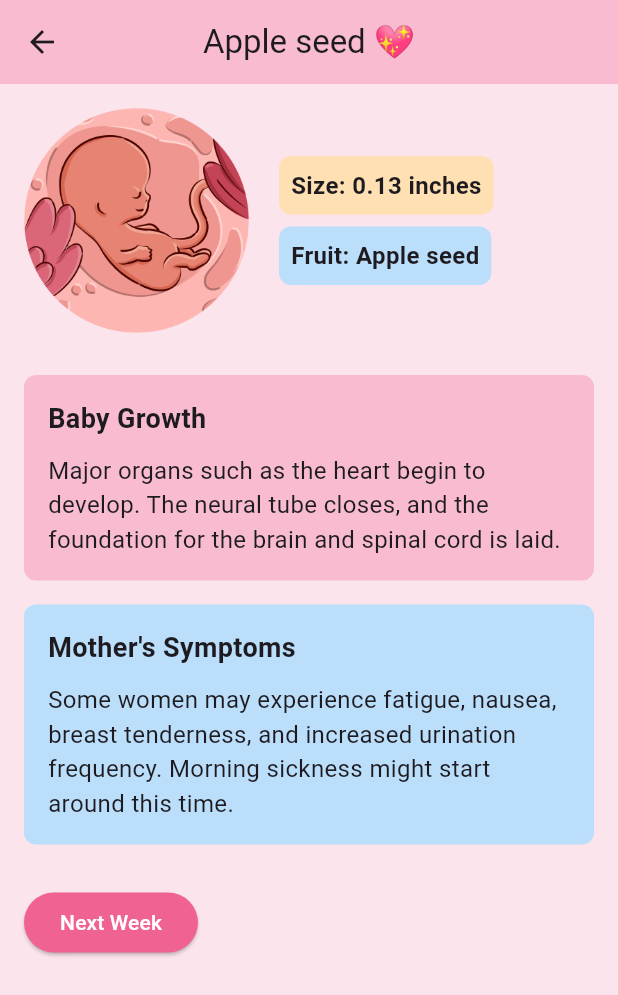
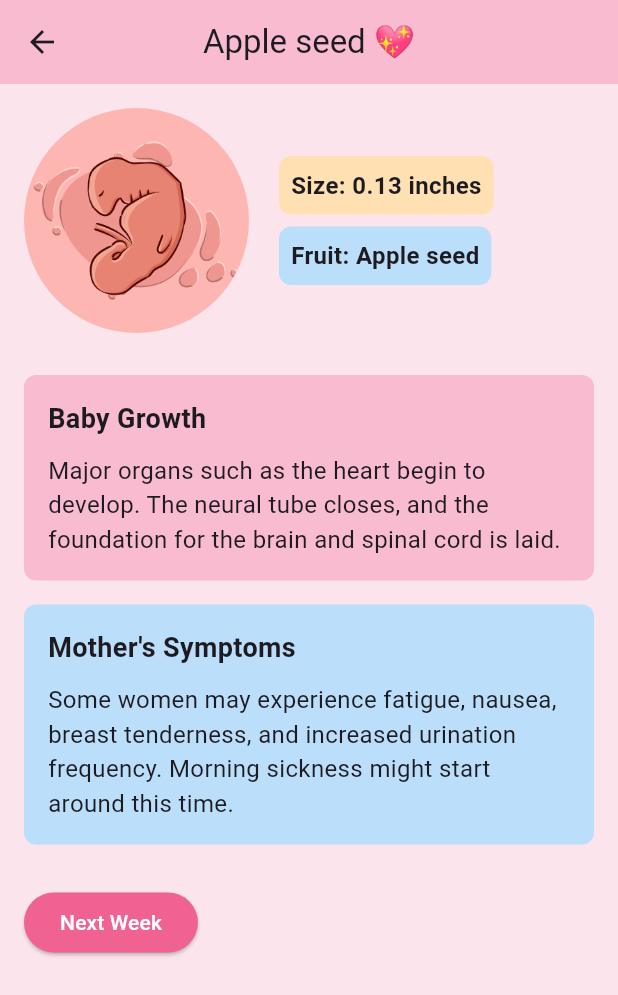
Before and after one commit to ShaikMoosa/Halima, a Flutter app: the HomeScreen screen opened by its route, scrolled down 576 dp, after a tap on "View Progress", on a phone screen of 412 x 824 dp. Shown: the top 995 px of the screen. Run offline on Flutter 3.47's test engine with Material 3 defaults, Android fonts, the phone set to English and light mode, and no system bars; Roboto replaces fonts that are missing (Arial).

Commit message:
same image in view progress as in home page

```diff
--- a/lib/home_screen.dart
+++ b/lib/home_screen.dart
@@ -2,16 +2,15 @@ import 'package:flutter/material.dart';
 import 'package:provider/provider.dart';
 import 'week_provider.dart';
 import 'week_data_model.dart';
-//import 'dart:developer' as developer; // Import for logging
 
 class HomeScreen extends StatefulWidget {
   const HomeScreen({super.key});
 
   @override
-  _HomeScreenState createState() => _HomeScreenState();
+  HomeScreenState createState() => HomeScreenState();
 }
 
-class _HomeScreenState extends State<HomeScreen> {
+class HomeScreenState extends State<HomeScreen> { // Changed class name to public
   late PageController _pageController;
   int initialPageIndex = 0;
 
@@ -21,15 +20,27 @@ class _HomeScreenState extends State<HomeScreen> {
     final weeksData = Provider.of<WeekProvider>(context, listen: false).weeksData;
     final int selectedWeek = ModalRoute.of(context)?.settings.arguments as int? ?? 1;
 
+    // Check if weeksData is not empty before using it
+    if (weeksData.isEmpty) {
+      print("Error: weeksData is empty or not loaded.");
+      return;
+    }
+
     // Calculate the initial page index based on the selected week.
     initialPageIndex = weeksData.indexWhere((weekData) {
       final weekRange = weekData.weekRange.split('-');
       int startWeek = int.parse(weekRange.first);
-      int endWeek = int.parse(weekRange.last);
+      int endWeek = weekRange.length > 1 ? int.parse(weekRange.last) : startWeek;
       return selectedWeek >= startWeek && selectedWeek <= endWeek;
     });
 
-    _pageController = PageController(initialPage: initialPageIndex >= 0 ? initialPageIndex : 0);
+    // Check if the initial page index is valid
+    if (initialPageIndex < 0 || initialPageIndex >= weeksData.length) {
+      print("Error: initialPageIndex is out of range: $initialPageIndex");
+      initialPageIndex = 0; // Set to the first page if out of range
+    }
+
+    _pageController = PageController(initialPage: initialPageIndex);
 
     // Trigger auto-scroll after a short delay of 0.3 seconds
     Future.delayed(const Duration(milliseconds: 300), () {
@@ -106,7 +117,13 @@ class _HomeScreenState extends State<HomeScreen> {
               onPressed: () {
                 Provider.of<WeekProvider>(context, listen: false)
                     .selectWeek(weekData);
-                Navigator.pushNamed(context, '/viewProgress');
+
+                // Navigate to ViewProgressScreen with the selected WeekData
+                Navigator.pushNamed(
+                  context,
+                  '/viewProgress',
+                  arguments: weekData, // Pass the entire WeekData object as an argument
+                );
               },
               style: ElevatedButton.styleFrom(
                 backgroundColor: Colors.pink.shade300,
--- a/lib/view_progress_screen.dart
+++ b/lib/view_progress_screen.dart
@@ -1,16 +1,17 @@
 import 'package:flutter/material.dart';
-import 'package:provider/provider.dart';
-import 'week_provider.dart';
-//import 'week_data_model.dart';
+//import 'package:provider/provider.dart';
+//import 'week_provider.dart';
+import 'week_data_model.dart'; // Import the WeekData model
 
 class ViewProgressScreen extends StatelessWidget {
   const ViewProgressScreen({super.key});
 
   @override
   Widget build(BuildContext context) {
-    final selectedWeek = Provider.of<WeekProvider>(context).selectedWeek;
+    // Retrieve the WeekData object passed from HomeScreen
+    final WeekData? selectedWeekData = ModalRoute.of(context)?.settings.arguments as WeekData?;
 
-    if (selectedWeek == null) {
+    if (selectedWeekData == null) {
       return const Scaffold(
         body: Center(
           child: Text("No week selected"),
@@ -20,7 +21,7 @@ class ViewProgressScreen extends StatelessWidget {
 
     return Scaffold(
       appBar: AppBar(
-        title: Text('${selectedWeek.fruit} 💖'),
+        title: Text('${selectedWeekData.fruit} 💖'),
         centerTitle: true,
         backgroundColor: Colors.pink.shade100,
         elevation: 0,
@@ -34,24 +35,33 @@ class ViewProgressScreen extends StatelessWidget {
             children: [
               Row(
                 children: [
-                  Image.asset('assets/baby.png', height: 150), // Baby image
+                  ClipOval(
+                    child: Image.asset(
+                      'assets/${selectedWeekData.fruit.toLowerCase()}.png',
+                      height: 150, // Adjust the size as needed
+                      width: 150, // Adjust the size as needed
+                      fit: BoxFit.cover,
+                      errorBuilder: (context, error, stackTrace) =>
+                          const Icon(Icons.broken_image, size: 100),
+                    ),
+                  ),
                   const SizedBox(width: 20),
                   Column(
                     crossAxisAlignment: CrossAxisAlignment.start,
                     children: [
-                      _buildInfoCard('Size', selectedWeek.size, Colors.orange.shade100),
-                      _buildInfoCard('Fruit', selectedWeek.fruit, Colors.blue.shade100),
+                      _buildInfoCard('Size', selectedWeekData.size, Colors.orange.shade100),
+                      _buildInfoCard('Fruit', selectedWeekData.fruit, Colors.blue.shade100),
                     ],
                   ),
                 ],
               ),
               const SizedBox(height: 20),
-              _buildSection('Baby Growth', selectedWeek.babyGrowth, Colors.pink.shade100),
-              _buildSection('Mother\'s Symptoms', selectedWeek.motherSymptoms, Colors.blue.shade100),
+              _buildSection('Baby Growth', selectedWeekData.babyGrowth, Colors.pink.shade100),
+              _buildSection('Mother\'s Symptoms', selectedWeekData.motherSymptoms, Colors.blue.shade100),
               const SizedBox(height: 20),
               ElevatedButton(
                 onPressed: () {
-                  // Navigate to next week
+                  // Navigate to the next screen or perform other actions if needed
                 },
                 style: ElevatedButton.styleFrom(
                   backgroundColor: Colors.pink.shade300,
@@ -62,7 +72,7 @@ class ViewProgressScreen extends StatelessWidget {
                 child: const Text(
                    'Next Week',
                    style: TextStyle(
-                     color: Color.fromARGB(255, 255, 255, 255), // Change this to your desired color
+                     color: Colors.white,
                     ),
                 ),
               ),
```
